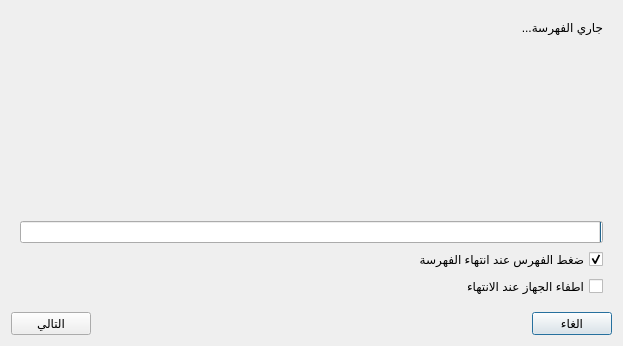
Above: indexingdialg.ui from boussouira/albahhet before the change. Below: the same form after it.
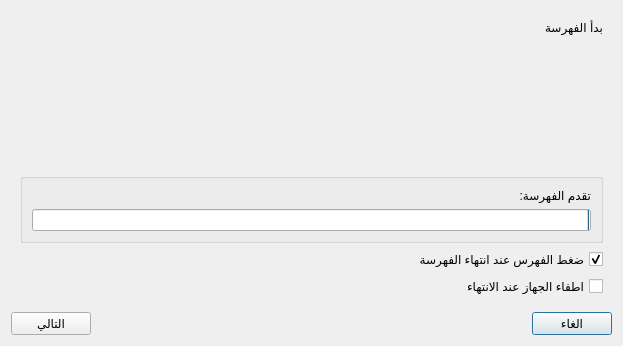
That is the form after the change. The open tabs and pages were chosen to show the change.

Commit message: Make indexing faster and some improvement

Patch:
```diff
--- a/indexingdialg.ui
+++ b/indexingdialg.ui
@@ -352,11 +352,11 @@
       </layout>
      </widget>
      <widget class="QWidget" name="page_4">
-      <layout class="QVBoxLayout" name="verticalLayout_5">
+      <layout class="QVBoxLayout" name="verticalLayout_11">
        <item>
-        <widget class="QLabel" name="label_7">
+        <widget class="QLabel" name="labelStartIndexing">
          <property name="text">
-          <string>جاري الفهرسة...</string>
+          <string>بدأ الفهرسة</string>
          </property>
         </widget>
        </item>
@@ -379,6 +379,19 @@
         </spacer>
        </item>
        <item>
+        <widget class="QGroupBox" name="groupBox_4">
+         <property name="title">
+          <string/>
+         </property>
+         <layout class="QVBoxLayout" name="verticalLayout_5">
+          <item>
+           <widget class="QLabel" name="label_8">
+            <property name="text">
+             <string>تقدم الفهرسة:</string>
+            </property>
+           </widget>
+          </item>
+          <item>
         <widget class="QProgressBar" name="progressBar">
          <property name="alignment">
           <set>Qt::AlignCenter</set>
@@ -386,6 +399,9 @@
          <property name="format">
           <string>%v/%m (%p%)</string>
          </property>
+           </widget>
+          </item>
+         </layout>
         </widget>
        </item>
        <item>
```
Lines whose indentation alone changed are shown as unchanged. The commit also changes 14 other files.
